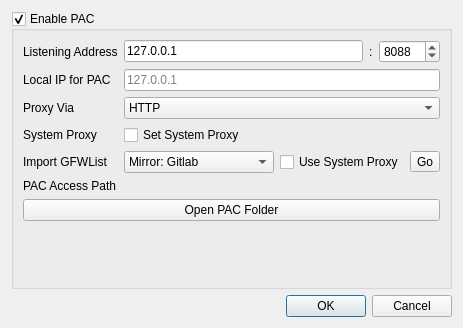
Above: ui/QvPACPluginSettingsWidget.ui from mcutools/QvPlugin-PAC before the change. Below: the same form after it.
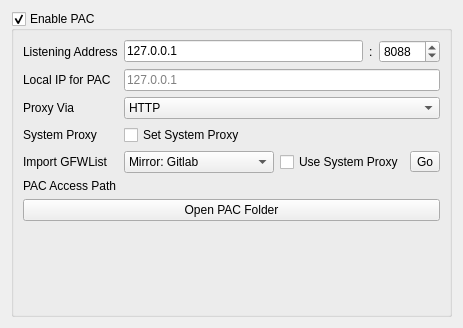
That is the form after the change.

What changed in the file:
```diff
--- a/ui/QvPACPluginSettingsWidget.ui
+++ b/ui/QvPACPluginSettingsWidget.ui
@@ -213,13 +213,6 @@
      </layout>
     </widget>
    </item>
-   <item row="1" column="0">
-    <widget class="QDialogButtonBox" name="buttonBox">
-     <property name="standardButtons">
-      <set>QDialogButtonBox::Cancel|QDialogButtonBox::Ok</set>
-     </property>
-    </widget>
-   </item>
   </layout>
  </widget>
  <resources/>
```
